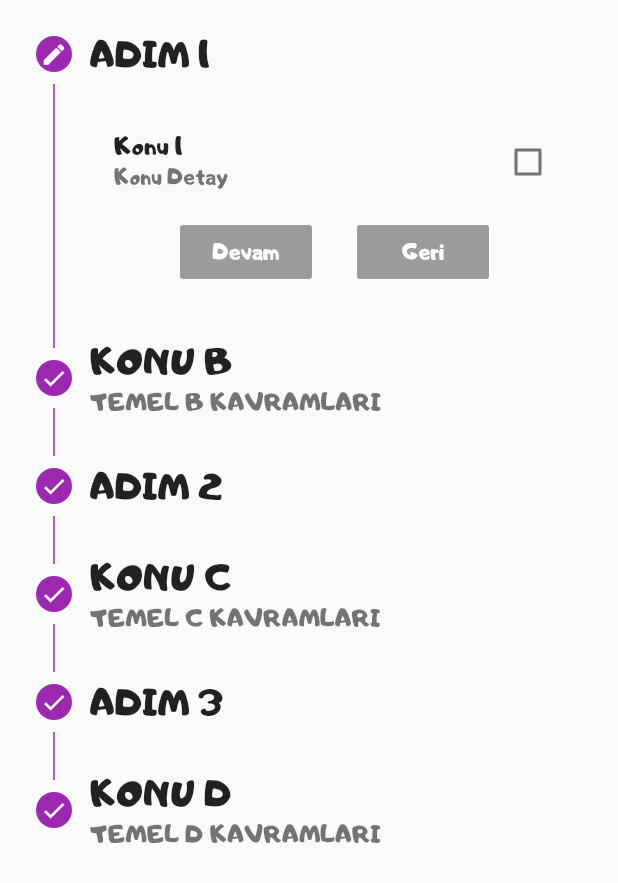
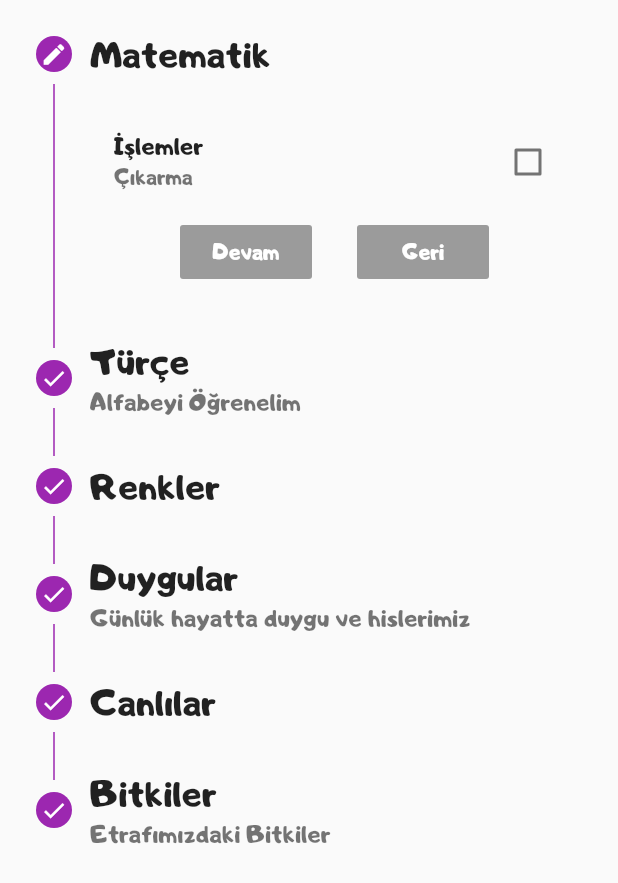
Before and after one commit to enesbiyyik/kidsupp-demo, a Flutter app: the MufredatBody widget shown alone on an empty page, opened directly, on a phone screen of 412 x 824 dp. Shown: the top 883 px of the screen. Run offline on Flutter 3.47's test engine with Material 2 defaults, Android fonts, the phone set to English and light mode, and no system bars; our stand-ins replace flutter_svg, gradient_app_bar, youtube_player_flutter; network calls fail.

```diff
--- a/lib/main.dart
+++ b/lib/main.dart
@@ -88,7 +88,7 @@ class _MyHomePageState extends State<MyHomePage> {
           titles[_currentIndex],
           style: TextStyle(color: Colors.white, fontFamily: 'Child', ),
         ),
-        gradient: LinearGradient(colors: [Colors.blue, Colors.pink]),
+        gradient: LinearGradient(colors: [Colors.blue, Colors.blue.shade200, Colors.pink.shade200, Colors.pink]),
         iconTheme: IconThemeData(color: Colors.white),
       ),
       body: _currentIndex <= tumSayfalar.length - 1
--- a/lib/ui/akis.dart
+++ b/lib/ui/akis.dart
@@ -79,22 +79,22 @@ class _MufredatBodyState extends State<MufredatBody> {
   List<Step> _tumStepler() {
     List<Step> stepler = [
       Step(
-        title: Text("ADIM 1", style: TextStyle(fontSize: 24, fontFamily: 'Child'),),
+        title: Text("Matematik", style: TextStyle(fontSize: 24, fontFamily: 'Child'),),
         state: _stateleriAyarla(0),
         isActive: true,
         content: CheckboxListTile(value: checkBox, onChanged: (a){
           setState(() {
             checkBox = a;
           });},
-          title: Text("Konu 1", style: TextStyle(fontFamily: 'Child')),
-          subtitle: Text("Konu Detay", style: TextStyle(fontFamily: 'Child'),),
+          title: Text("İşlemler", style: TextStyle(fontFamily: 'Child')),
+          subtitle: Text("Çıkarma", style: TextStyle(fontFamily: 'Child'),),
           key: key0,
           activeColor: Colors.blue,
         ),
       ),
       Step(
-        title: Text("KONU B", style: TextStyle(fontSize: 24, fontFamily: 'Child'),),
-        subtitle: Text("TEMEL B KAVRAMLARI", style: TextStyle(fontSize: 16, fontFamily: 'Child'),),
+        title: Text("Türçe", style: TextStyle(fontSize: 24, fontFamily: 'Child'),),
+        subtitle: Text("Alfabeyi Öğrenelim", style: TextStyle(fontSize: 16, fontFamily: 'Child'),),
         state: _stateleriAyarla(1),
         isActive: true,
         content: TextFormField(
@@ -117,22 +117,22 @@ class _MufredatBodyState extends State<MufredatBody> {
         ),
       ),
       Step(
-        title: Text("ADIM 2", style: TextStyle(fontSize: 24, fontFamily: 'Child'),),
+        title: Text("Renkler", style: TextStyle(fontSize: 24, fontFamily: 'Child'),),
         state: _stateleriAyarla(2),
         isActive: true,
         content: CheckboxListTile(value: checkBox2, onChanged: (a){
           setState(() {
             checkBox2 = a;
           });},
-          title: Text("Konu 2", style: TextStyle(fontFamily: 'Child'),),
-          subtitle: Text("Konu Detay", style: TextStyle(fontFamily: 'Child'),),
+          title: Text("Ana Renkler", style: TextStyle(fontFamily: 'Child'),),
+          subtitle: Text("Ana Renkleri Tanıyalım", style: TextStyle(fontFamily: 'Child'),),
           key: key2,
           activeColor: Colors.blue,
         ),
       ),
       Step(
-        title: Text("KONU C", style: TextStyle(fontSize: 24, fontFamily: 'Child'),),
-        subtitle: Text("TEMEL C KAVRAMLARI", style: TextStyle(fontSize: 16, fontFamily: 'Child'),),
+        title: Text("Duygular", style: TextStyle(fontSize: 24, fontFamily: 'Child'),),
+        subtitle: Text("Günlük hayatta duygu ve hislerimiz", style: TextStyle(fontSize: 16, fontFamily: 'Child'),),
         state: _stateleriAyarla(3),
         isActive: true,
         content: TextFormField(
@@ -155,22 +155,22 @@ class _MufredatBodyState extends State<MufredatBody> {
         ),
       ),
       Step(
-        title: Text("ADIM 3", style: TextStyle(fontSize: 24, fontFamily: 'Child'),),
+        title: Text("Canlılar", style: TextStyle(fontSize: 24, fontFamily: 'Child'),),
         state: _stateleriAyarla(4),
         isActive: true,
         content: CheckboxListTile(value: checkBox3, onChanged: (a){
           setState(() {
             checkBox3 = a;
           });},
-          title: Text("Konu 3", style: TextStyle(fontFamily: 'Child'),),
-          subtitle: Text("Konu Detay", style: TextStyle(fontFamily: 'Child'),),
+          title: Text("Hayvanlar", style: TextStyle(fontFamily: 'Child'),),
+          subtitle: Text("Çevremizdeki Hayvanlar", style: TextStyle(fontFamily: 'Child'),),
           key: key4,
           activeColor: Colors.blue,
         ),
       ),
       Step(
-        title: Text("KONU D", style: TextStyle(fontSize: 24, fontFamily: 'Child'),),
-        subtitle: Text("TEMEL D KAVRAMLARI", style: TextStyle(fontSize: 16, fontFamily: 'Child'),),
+        title: Text("Bitkiler", style: TextStyle(fontSize: 24, fontFamily: 'Child'),),
+        subtitle: Text("Etrafımızdaki Bitkiler", style: TextStyle(fontSize: 16, fontFamily: 'Child'),),
         state: _stateleriAyarla(5),
         isActive: true,
         content: TextFormField(
```
